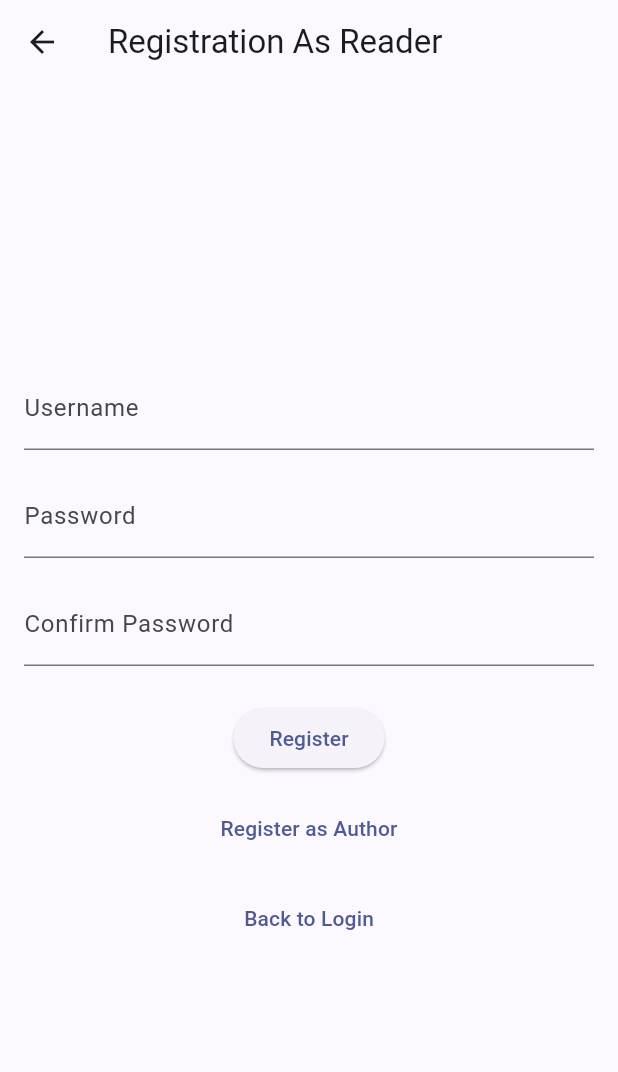
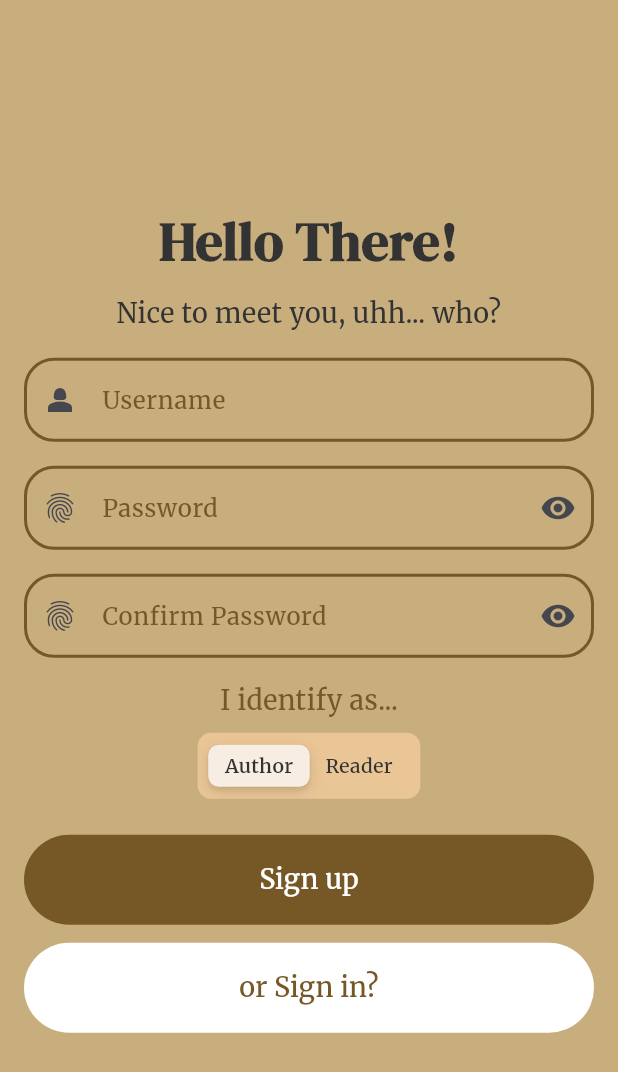
Before and after one commit to PBP-F12/fontana-flutter, a Flutter app: the screen it shows after launch, after a tap on "Sign in", after a tap on "or Sign up?", on a phone screen of 412 x 824 dp. Shown: the top 1072 px of the screen. Run offline on Flutter 3.47's test engine with Material 3 defaults, Android fonts, the phone set to English and light mode, and no system bars; our stand-ins replace carousel_slider, google_fonts, shared_preferences.

Commit message:
feat: register page

```diff
--- a/lib/feature/auth/screens/login.dart
+++ b/lib/feature/auth/screens/login.dart
@@ -1,3 +1,4 @@
+import 'package:bookshelve_flutter/feature/auth/screens/register.dart';
 import 'package:bookshelve_flutter/feature/auth/screens/register_as_reader.dart';
 import 'package:bookshelve_flutter/feature/auth/widgets/custom_text_field.dart';
 import 'package:bookshelve_flutter/feature/home/screens/home.dart';
@@ -98,7 +99,7 @@ class _LoginPageState extends State<LoginPage> {
                       Navigator.push(
                         context,
                         MaterialPageRoute(
-                            builder: (context) => ReaderRegistrationPage()),
+                            builder: (context) => const RegisterPage()),
                       );
                     }),
               ],
--- /dev/null
+++ b/lib/feature/auth/screens/register.dart
@@ -0,0 +1,186 @@
+import 'package:bookshelve_flutter/feature/auth/screens/login.dart';
+import 'package:bookshelve_flutter/feature/auth/widgets/custom_text_field.dart';
+import 'package:bookshelve_flutter/feature/onboarding/widgets/custom_text_button.dart';
+import 'package:bookshelve_flutter/utils/cookie.dart';
+import 'package:flutter/cupertino.dart';
+import 'package:flutter/material.dart';
+import 'package:google_fonts/google_fonts.dart';
+import 'package:provider/provider.dart';
+import 'package:http/http.dart' as http;
+
+class RegisterPage extends StatefulWidget {
+  const RegisterPage({super.key});
+
+  @override
+  State<RegisterPage> createState() => _RegisterPageState();
+}
+
+class _RegisterPageState extends State<RegisterPage> {
+  final TextEditingController _usernameController = TextEditingController();
+  final TextEditingController _passwordController = TextEditingController();
+  final TextEditingController _confirmationPasswordController =
+      TextEditingController();
+
+  int? _sliding = 0;
+  final List<String> roles = ['AUTHOR', 'READER'];
+  String selectedRole = 'AUTHOR';
+
+  @override
+  Widget build(BuildContext context) {
+    final request = context.watch<CookieRequest>();
+    double screenWidth = MediaQuery.of(context).size.width;
+
+    return Scaffold(
+      backgroundColor: const Color.fromARGB(255, 200, 174, 125),
+      body: Column(
+        mainAxisAlignment: MainAxisAlignment.center,
+        children: [
+          Text(
+            'Hello There!',
+            textAlign: TextAlign.center,
+            style: TextStyle(
+                fontSize: 36,
+                fontWeight: FontWeight.bold,
+                color: const Color(0xFF333333),
+                fontFamily: GoogleFonts.dmSerifDisplay().fontFamily),
+          ),
+          const SizedBox(height: 10),
+          Text(
+            "Nice to meet you, uhh... who?",
+            textAlign: TextAlign.center,
+            style: TextStyle(
+                color: const Color(0xFF333333),
+                fontSize: 18,
+                fontFamily: GoogleFonts.merriweather().fontFamily),
+          ),
+          const SizedBox(height: 16.0),
+          Padding(
+            padding: EdgeInsets.only(left: 16.0, right: 16.0),
+            child: Column(
+              children: [
+                CustomTextField(
+                    _usernameController, 'Username', const Icon(Icons.person_2),
+                    hintText: 'jk.rowling'),
+                const SizedBox(height: 16.0),
+                CustomTextField(_passwordController, 'Password',
+                    const Icon(Icons.fingerprint),
+                    isHideText: true, hintText: 'Set a strong password.'),
+                const SizedBox(height: 16.0),
+                CustomTextField(_confirmationPasswordController,
+                    'Confirm Password', const Icon(Icons.fingerprint),
+                    isHideText: true,
+                    hintText: 'Be sure to match the password ;)'),
+                const SizedBox(height: 16.0),
+                Text('I identify as...',
+                    style: TextStyle(
+                        fontSize: 18,
+                        color: const Color(0xff765827),
+                        fontFamily: GoogleFonts.merriweather().fontFamily)),
+                const SizedBox(height: 8.0),
+                CupertinoSlidingSegmentedControl(
+                    thumbColor: const Color(0xfff8ede3),
+                    backgroundColor: const Color(0xffeac696),
+                    padding: const EdgeInsets.all(8),
+                    children: {
+                      0: Text('Author',
+                          style: TextStyle(
+                              color: const Color(0xff333333),
+                              fontFamily:
+                                  GoogleFonts.merriweather().fontFamily)),
+                      1: Text('Reader',
+                          style: TextStyle(
+                              color: const Color(0xff333333),
+                              fontFamily:
+                                  GoogleFonts.merriweather().fontFamily))
+                    },
+                    groupValue: _sliding,
+                    onValueChanged: (int? newValue) {
+                      setState(() {
+                        if (newValue != null) {
+                          _sliding = newValue;
+                          selectedRole = roles[newValue];
+                        }
+                      });
+                    }),
+                const SizedBox(height: 24.0),
+                CustomTextButton(
+                    buttonText: 'Sign up',
+                    fixedSize: MaterialStateProperty.all(Size(screenWidth, 60)),
+                    variant: 'primary',
+                    onPressed: () {
+                      // Perform registration logic
+                      if (_fieldsIsNotEmpty()) {
+                        _performRegistration(context);
+                      } else {
+                        _showErrorDialog();
+                      }
+                    }),
+                const SizedBox(height: 12.0),
+                CustomTextButton(
+                    buttonText: 'or Sign in?',
+                    fixedSize: MaterialStateProperty.all(Size(screenWidth, 60)),
+                    variant: 'secondary',
+                    onPressed: () {
+                      // Navigate to the registration page
+                      Navigator.push(
+                        context,
+                        MaterialPageRoute(
+                            builder: (context) => const LoginPage()),
+                      );
+                    }),
+              ],
+            ),
+          ),
+        ],
+      ),
+    );
+  }
+
+  bool _fieldsIsNotEmpty() {
+    return _usernameController.text.isNotEmpty &&
+        _passwordController.text.isNotEmpty &&
+        _confirmationPasswordController.text.isNotEmpty;
+  }
+
+  void _performRegistration(BuildContext context) async {
+    // Replace this with your actual registration logic
+    // For simplicity, we'll just print a message
+    String username = _usernameController.text;
+    String password = _passwordController.text;
+    String confirmationPassword = _confirmationPasswordController.text;
+
+    Map<String, dynamic> request = {
+      "username": username,
+      "password1": password,
+      "password2": confirmationPassword
+    };
+
+    final uri = selectedRole == 'AUTHOR'
+        ? Uri.parse("http://localhost:8000/auth/api/register/author")
+        : Uri.parse("http://localhost:8000/auth/api/register/reader");
+    final response = await http.post(uri, body: request);
+
+    if (response.statusCode == 200) {
+      Navigator.pushReplacement(context,
+          MaterialPageRoute(builder: ((context) => const LoginPage())));
+    } else {
+      print('error');
+    }
+  }
+
+  void _showErrorDialog() {
+    showDialog(
+      context: context,
+      builder: (context) => AlertDialog(
+        title: Text('Register Failed'),
+        content: Text('Invalid username or password. Please try again.'),
+        actions: [
+          TextButton(
+            onPressed: () => Navigator.pop(context),
+            child: Text('OK'),
+          ),
+        ],
+      ),
+    );
+  }
+}
--- a/lib/feature/onboarding/screens/welcome_page.dart
+++ b/lib/feature/onboarding/screens/welcome_page.dart
@@ -1,4 +1,5 @@
 import 'package:bookshelve_flutter/feature/auth/screens/login.dart';
+import 'package:bookshelve_flutter/feature/auth/screens/register.dart';
 import 'package:bookshelve_flutter/feature/auth/screens/register_as_reader.dart';
 import 'package:bookshelve_flutter/feature/onboarding/widgets/custom_text_button.dart';
 import 'package:flutter/material.dart';
@@ -88,7 +89,7 @@ class WelcomePage extends StatelessWidget {
                               context,
                               MaterialPageRoute(
                                   builder: ((context) =>
-                                      const ReaderRegistrationPage())));
+                                      const RegisterPage())));
                         },
                         variant: 'secondary',
                       )
```
